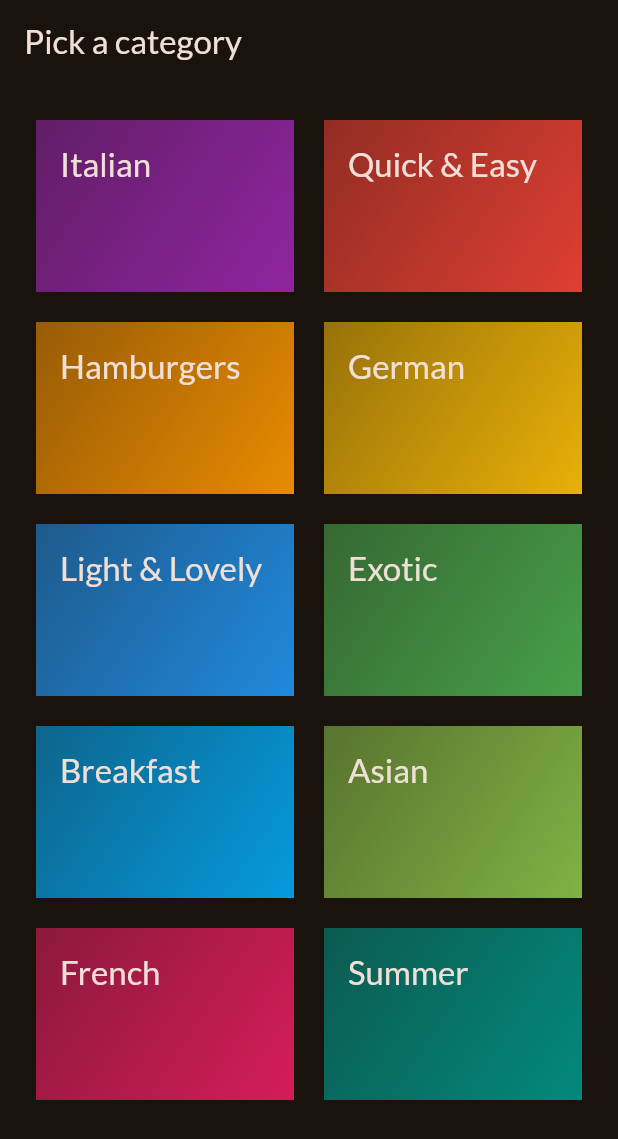
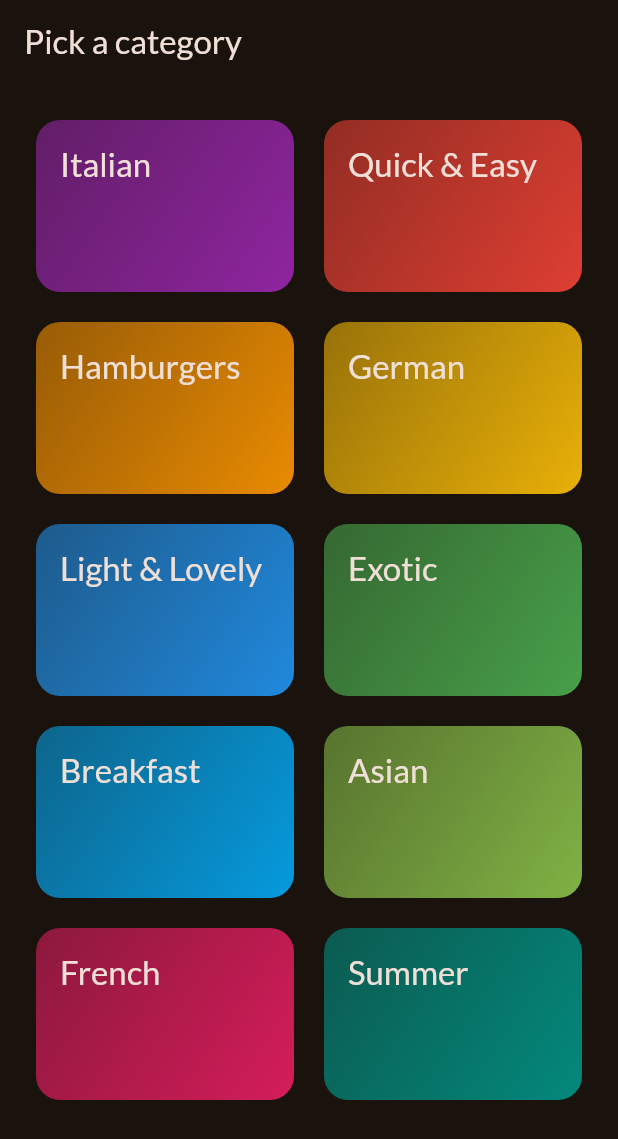
Before and after one commit to niamh-d/meals_app, a Flutter app: the screen it shows after launch, on a phone screen of 412 x 824 dp. Shown: the top 1139 px of the screen. Run offline on Flutter 3.47's test engine with Material 3 defaults, Android fonts, the phone set to English and light mode, and no system bars; our stand-ins replace google_fonts.

Commit message:
splash color on category tap

```diff
--- a/lib/widgets/category_grid_item.dart
+++ b/lib/widgets/category_grid_item.dart
@@ -8,9 +8,14 @@ class CategoryGridItem extends StatelessWidget {
 
   @override
   Widget build(BuildContext context) {
-    return Container(
+    return InkWell(
+      onTap: () => {},
+      splashColor: Theme.of(context).colorScheme.primary,
+      borderRadius: BorderRadius.circular(16),
+      child: Container(
         padding: const EdgeInsets.all(16),
         decoration: BoxDecoration(
+          borderRadius: BorderRadius.circular(16),
           gradient: LinearGradient(
             colors: [
               category.color.withValues(alpha: 0.55),
@@ -26,6 +31,7 @@ class CategoryGridItem extends StatelessWidget {
             color: Theme.of(context).colorScheme.onSurface,
           ),
         ),
+      ),
     );
   }
 }
```
Lines whose indentation alone changed are shown as unchanged.
